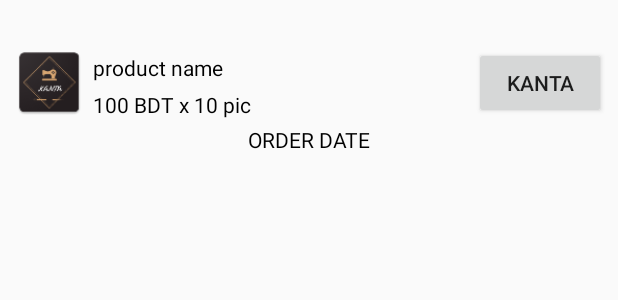
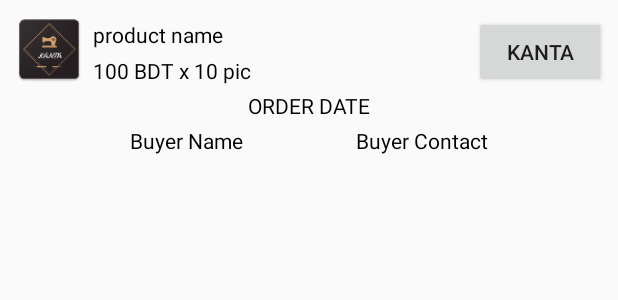
Before and after one commit to sazal-ns/KANTA2, an Android app: the layout order_product.xml on its own in the app's theme, with its tools: preview values and no code run, on a phone screen of 412 x 824 dp. Shown: the top 300 px of the screen. Run offline under Robolectric (Android 15) with nearby library versions, the phone set to English and light mode, and no system bars.

Commit message:
buyer name & contact added

```diff
--- a/app/src/main/res/layout/order_product.xml
+++ b/app/src/main/res/layout/order_product.xml
@@ -12,8 +12,7 @@
         android:src="@mipmap/ic_launcher"
         android:scaleType="fitXY"
         app:layout_constraintStart_toStartOf="parent"
-        app:layout_constraintTop_toTopOf="parent"
-        app:layout_constraintBottom_toBottomOf="parent"/>
+        app:layout_constraintTop_toTopOf="parent"/>
 
     <TextView
         android:id="@+id/name"
@@ -59,6 +58,30 @@
         app:layout_constraintStart_toStartOf="parent"
         app:layout_constraintEnd_toEndOf="parent"/>
 
+    <TextView
+        android:id="@+id/buyerName"
+        android:layout_width="wrap_content"
+        android:layout_height="wrap_content"
+        android:text="Buyer Name"
+        android:textColor="@android:color/black"
+        android:layout_marginTop="4dp"
+        android:layout_marginStart="4dp"
+        app:layout_constraintStart_toStartOf="parent"
+        app:layout_constraintTop_toBottomOf="@id/orderDate"
+        app:layout_constraintEnd_toStartOf="@id/buyerContact"/>
+
+    <TextView
+        android:id="@+id/buyerContact"
+        android:layout_width="wrap_content"
+        android:layout_height="wrap_content"
+        android:text="Buyer Contact"
+        android:textColor="@android:color/black"
+        android:layout_marginTop="4dp"
+        android:layout_marginEnd="4dp"
+        app:layout_constraintEnd_toEndOf="parent"
+        app:layout_constraintTop_toBottomOf="@id/orderDate"
+        app:layout_constraintStart_toEndOf="@id/buyerName"/>
+
     <Button
         android:id="@+id/theButton"
         android:layout_width="wrap_content"
@@ -66,6 +89,6 @@
         android:text="@string/app_name"
         app:layout_constraintEnd_toEndOf="parent"
         app:layout_constraintTop_toTopOf="parent"
-        app:layout_constraintBottom_toBottomOf="parent"/>
+        app:layout_constraintBottom_toTopOf="@id/orderDate"/>
 
 </androidx.constraintlayout.widget.ConstraintLayout>
--- a/build.gradle
+++ b/build.gradle
@@ -6,7 +6,7 @@ buildscript {
         jcenter()
     }
     dependencies {
-        classpath 'com.android.tools.build:gradle:3.3.2'
+        classpath 'com.android.tools.build:gradle:3.4.0'
 
         // NOTE: Do not place your application dependencies here; they belong
         // in the individual module build.gradle files
```
Also changed, not shown: app/build.gradle (+10 -10 lines), app/src/main/java/com/brosolved/siddiqui/kanta/adapter/OrderProductAdapter.java (+28 -10 lines), app/src/main/java/com/brosolved/siddiqui/kanta/models/MSProduct.java (+11 -0 lines), gradle/wrapper/gradle-wrapper.properties.
